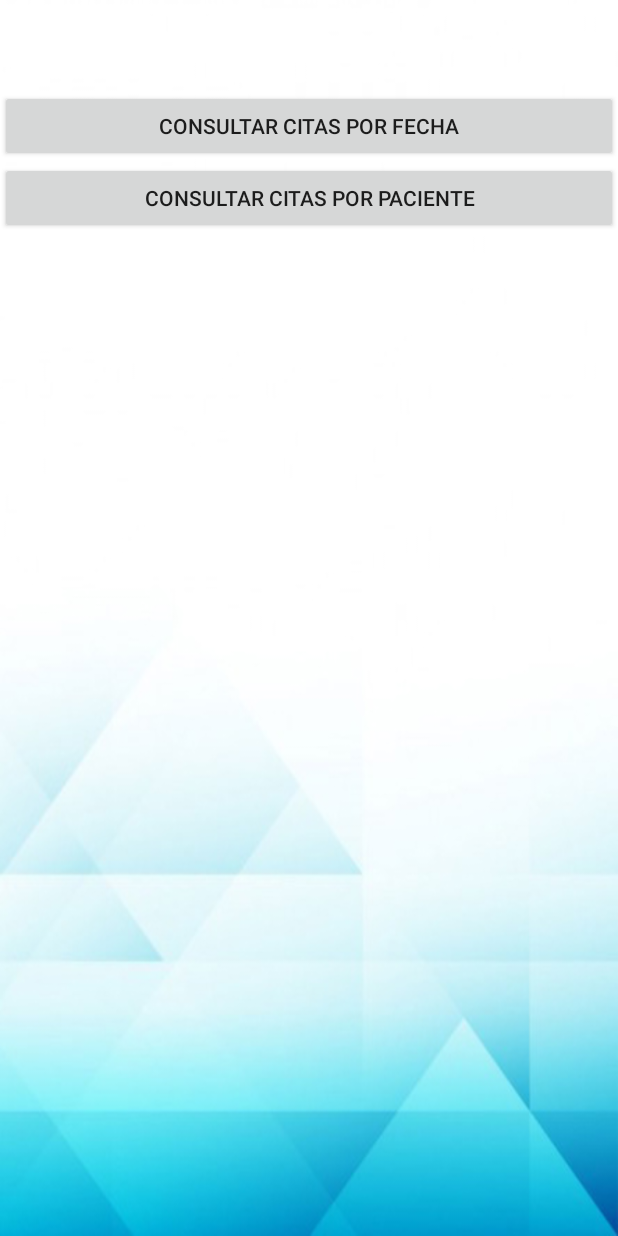
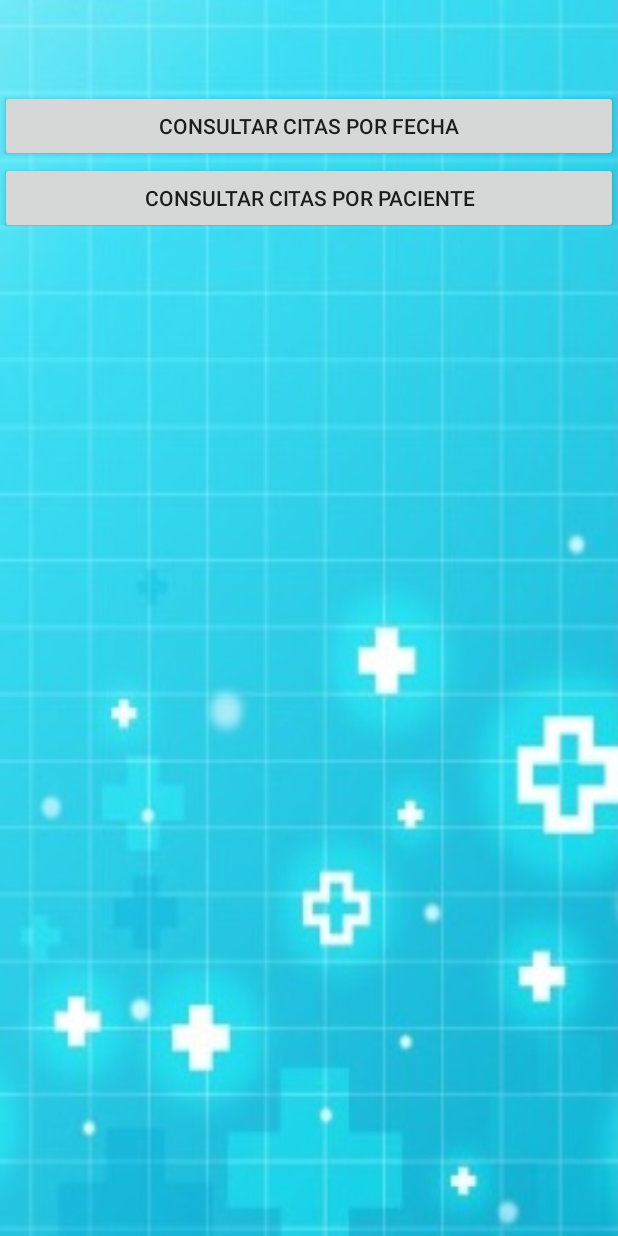
Before and after one commit to LauraPosada/HeilHealthyProyectoFinal, an Android app: the InicioMedico screen opened directly, with no data from a screen before it, on a phone screen of 412 x 824 dp. Run offline under Robolectric (Android 15) with nearby library versions, the phone set to English and light mode, and no system bars.

Commit message:
algo con el medico de este banano

```diff
--- a/app/src/main/res/layout/activity_citas_fecha_medico.xml
+++ b/app/src/main/res/layout/activity_citas_fecha_medico.xml
@@ -20,5 +20,5 @@
         android:layout_width="match_parent"
         android:layout_height="match_parent"
         android:layout_weight="1"
-        android:background="@drawable/fon_lis" />
+        android:background="@drawable/fondo_lis" />
 </LinearLayout>
--- a/app/src/main/res/layout/activity_citas_por_paciente.xml
+++ b/app/src/main/res/layout/activity_citas_por_paciente.xml
@@ -38,7 +38,7 @@
         android:layout_width="match_parent"
         android:layout_height="match_parent"
         android:layout_weight="1"
-        android:background="@drawable/fon_lis" />
+        android:background="@drawable/fondo_lis" />
 
 
 </LinearLayout>
--- a/app/src/main/res/layout/activity_inicio_medico.xml
+++ b/app/src/main/res/layout/activity_inicio_medico.xml
@@ -4,7 +4,7 @@
     xmlns:tools="http://schemas.android.com/tools"
     android:layout_width="match_parent"
     android:layout_height="match_parent"
-    android:background="@drawable/fondoapp"
+    android:background="@drawable/fon_lis"
     tools:context="com.example.tecnosystem.heilhealthy.InicioMedico"
     android:orientation="vertical">
 
```
Also changed, not shown: app/src/main/res/drawable/fondo_lis.jpg (added), app/src/main/res/drawable/fondo_mantenimiento2.jpg (deleted).
